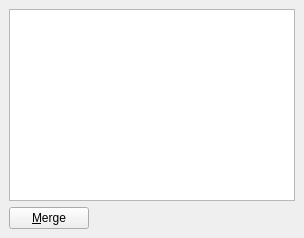
Qt form gerbil/gui/docks/labeldock.ui (gerbilvis/gerbil) before a commit.
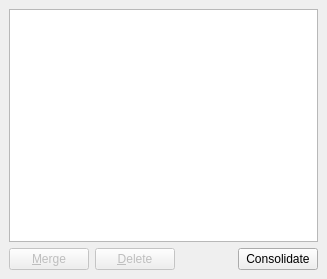
The same form after that commit.

Commit message: fix bandview race condition (just do more checks!) consolidate button and delete button in labeldock

```diff
--- a/gerbil/gui/docks/labeldock.ui
+++ b/gerbil/gui/docks/labeldock.ui
@@ -6,16 +6,16 @@
    <rect>
     <x>0</x>
     <y>0</y>
-    <width>304</width>
-    <height>238</height>
+    <width>327</width>
+    <height>279</height>
    </rect>
   </property>
   <property name="windowTitle">
    <string>Labels</string>
   </property>
   <widget class="QWidget" name="dockWidgetContents">
-   <layout class="QGridLayout" name="gridLayout">
-    <item row="0" column="0" colspan="2">
+   <layout class="QVBoxLayout" name="verticalLayout">
+    <item>
      <widget class="QListView" name="labelView">
       <property name="mouseTracking">
        <bool>true</bool>
@@ -37,8 +37,26 @@
       </property>
      </widget>
     </item>
-    <item row="1" column="0">
+    <item>
+     <widget class="QWidget" name="widget" native="true">
+      <layout class="QHBoxLayout" name="horizontalLayout">
+       <property name="leftMargin">
+        <number>0</number>
+       </property>
+       <property name="topMargin">
+        <number>0</number>
+       </property>
+       <property name="rightMargin">
+        <number>0</number>
+       </property>
+       <property name="bottomMargin">
+        <number>0</number>
+       </property>
+       <item>
      <widget class="QPushButton" name="mergeBtn">
+         <property name="enabled">
+          <bool>false</bool>
+         </property>
       <property name="toolTip">
        <string>&lt;html&gt;&lt;head/&gt;&lt;body&gt;&lt;p&gt;Merge the selected labels.&lt;/p&gt;&lt;/body&gt;&lt;/html&gt;</string>
       </property>
@@ -47,18 +65,38 @@
       </property>
      </widget>
     </item>
-    <item row="1" column="1">
+       <item>
+        <widget class="QPushButton" name="delBtn">
+         <property name="enabled">
+          <bool>false</bool>
+         </property>
+         <property name="text">
+          <string>&amp;Delete</string>
+         </property>
+        </widget>
+       </item>
+       <item>
      <spacer name="horizontalSpacer">
       <property name="orientation">
        <enum>Qt::Horizontal</enum>
       </property>
       <property name="sizeHint" stdset="0">
        <size>
-        <width>225</width>
-        <height>20</height>
+           <width>0</width>
+           <height>0</height>
        </size>
       </property>
      </spacer>
+       </item>
+       <item>
+        <widget class="QPushButton" name="consolidateBtn">
+         <property name="text">
+          <string>Consolidate</string>
+         </property>
+        </widget>
+       </item>
+      </layout>
+     </widget>
     </item>
    </layout>
   </widget>
```
Lines whose indentation alone changed are shown as unchanged. The commit also changes 10 other files.
